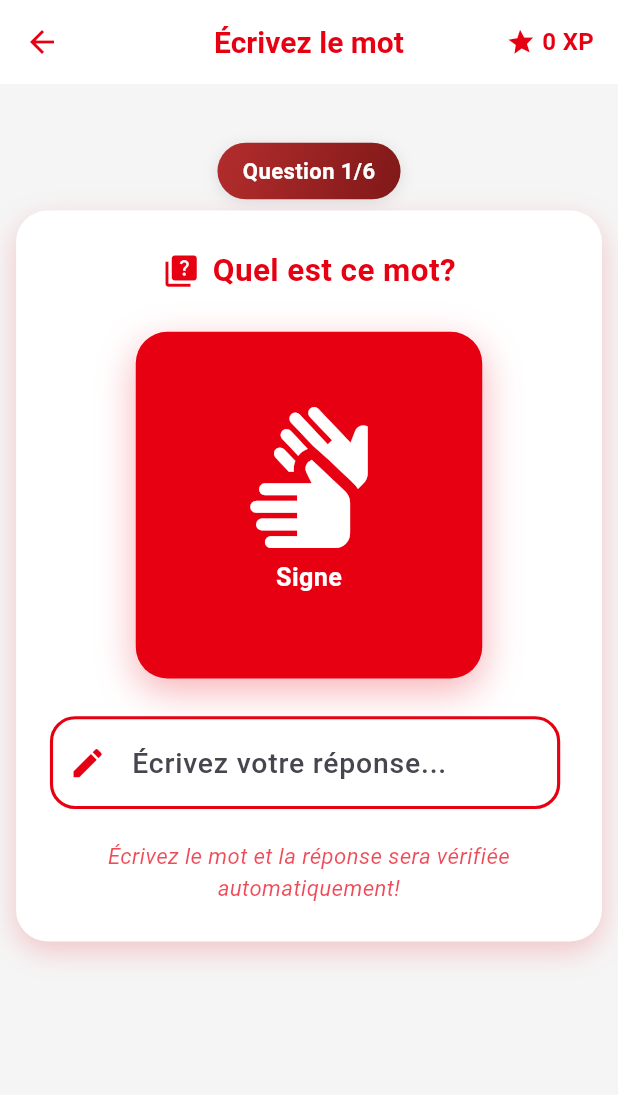
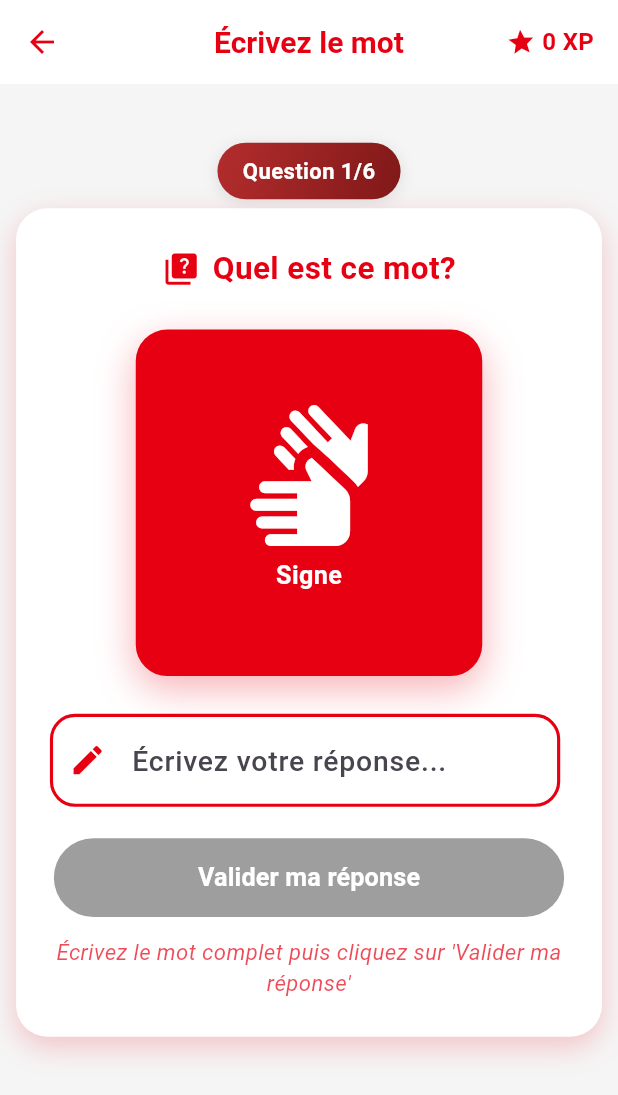
Before and after one commit to maycem204/TSL, a Flutter app: the WriteWordGamePage screen opened directly, after a tap on "Commencer le jeu", on a phone screen of 412 x 824 dp. Shown: the top 1095 px of the screen. Run offline on Flutter 3.47's test engine with Material 3 defaults, Android fonts, the phone set to English and light mode, and no system bars; our stand-ins replace shared_preferences; accounts and stored records are empty.

Commit message:
Update write_word_game.dart

```diff
--- a/lib/pages/write_word_game.dart
+++ b/lib/pages/write_word_game.dart
@@ -151,10 +151,11 @@ class _WriteWordGamePageState extends State<WriteWordGamePage> with TickerProvid
       return;
     }
 
-    final correctAnswer = _gameQuestions[_currentQuestionIndex].word.toLowerCase();
-    final isCorrect = userAnswer.toLowerCase().trim() == correctAnswer ||
-                    correctAnswer.contains(userAnswer.toLowerCase().trim()) ||
-                    userAnswer.toLowerCase().trim().contains(correctAnswer);
+    final correctAnswer = _gameQuestions[_currentQuestionIndex].word.toLowerCase().trim();
+    final userAnswerClean = userAnswer.toLowerCase().trim();
+
+    // Validation stricte : le mot doit être exactement le même
+    final isCorrect = userAnswerClean == correctAnswer;
 
     setState(() {
       _showResult = true;
@@ -671,14 +672,11 @@ class _WriteWordGamePageState extends State<WriteWordGamePage> with TickerProvid
                                   controller: _textController,
                                   enabled: !_showResult,
                                   onChanged: (value) {
-                                    if (_showResult) return;
-                                    if (value.trim().isNotEmpty) {
-                                      _checkAnswer(value);
-                                    }
+                                    // Ne plus valider automatiquement à chaque changement
+                                    // L'utilisateur doit cliquer sur le bouton pour valider
                                   },
                                   onSubmitted: (value) {
-                                    if (_showResult) return;
-                                    _checkAnswer(value);
+                                    // Plus de validation par Entrée - uniquement par bouton
                                   },
                                   decoration: InputDecoration(
                                     hintText: "Écrivez votre réponse...",
@@ -790,8 +788,35 @@ class _WriteWordGamePageState extends State<WriteWordGamePage> with TickerProvid
                               ),
                             ),
                           ] else ...[
+                            // Bouton de validation
+                            SizedBox(
+                              width: double.infinity,
+                              height: 50,
+                              child: ElevatedButton(
+                                onPressed: _textController.text.trim().isNotEmpty
+                                  ? () => _checkAnswer(_textController.text)
+                                  : null,
+                                style: ElevatedButton.styleFrom(
+                                  backgroundColor: primaryRed,
+                                  disabledBackgroundColor: Colors.grey,
+                                  shape: RoundedRectangleBorder(
+                                    borderRadius: BorderRadius.circular(25),
+                                  ),
+                                  elevation: 0,
+                                ),
+                                child: const Text(
+                                  "Valider ma réponse",
+                                  style: TextStyle(
+                                    fontSize: 16,
+                                    fontWeight: FontWeight.bold,
+                                    color: Colors.white,
+                                  ),
+                                ),
+                              ),
+                            ),
+                            const SizedBox(height: 12),
                             Text(
-                              "Écrivez le mot et la réponse sera vérifiée automatiquement!",
+                              "Écrivez le mot complet puis cliquez sur 'Valider ma réponse'",
                               style: TextStyle(
                                 color: primaryRed.withOpacity(0.7),
                                 fontSize: 14,
```
